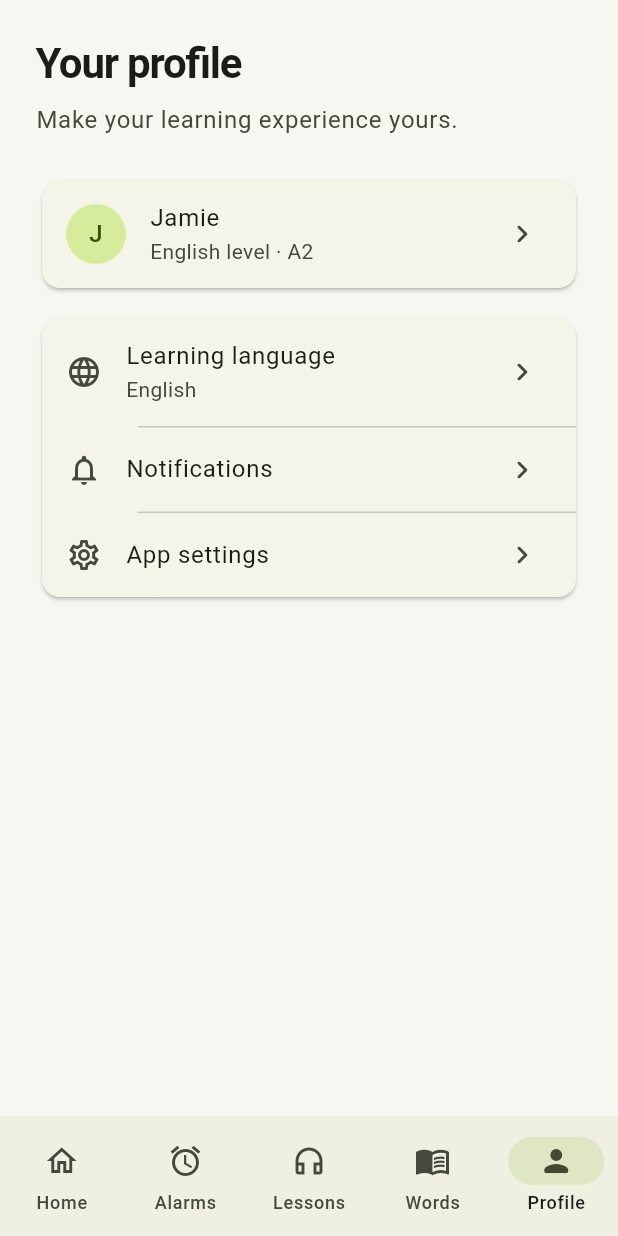
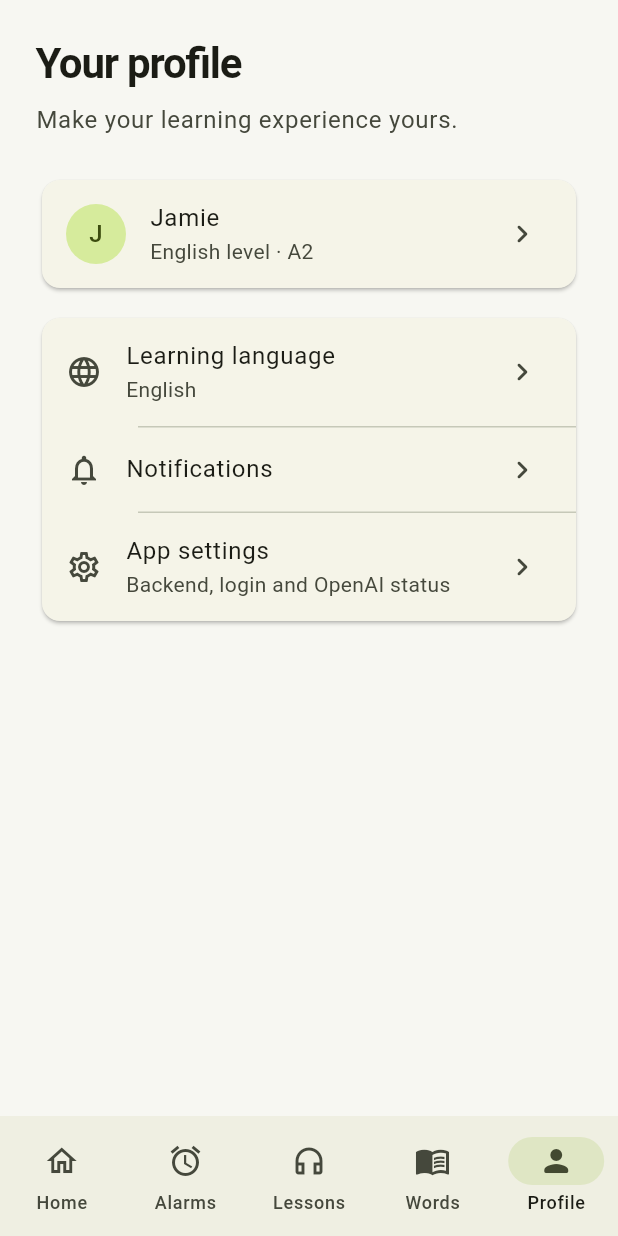
Before and after one commit to kuangbaojsmnns/AI-Alarm-English-Pro, a Flutter app: the screen it shows after launch, item 5 of the bottom bar chosen, on a phone screen of 412 x 824 dp. Run offline on Flutter 3.47's test engine with Material 3 defaults, Android fonts, the phone set to English and light mode, and no system bars; our stand-ins replace dio, flutter_riverpod, go_router; network calls fail.

Commit message:
Link profile settings to live status page

```diff
--- a/app/lib/features/profile/presentation/profile_page.dart
+++ b/app/lib/features/profile/presentation/profile_page.dart
@@ -1,4 +1,6 @@
 import 'package:flutter/material.dart';
+import 'package:go_router/go_router.dart';
+
 import '../../../core/widgets/page_header.dart';
 
 class ProfilePage extends StatelessWidget {
@@ -24,26 +26,28 @@ class ProfilePage extends StatelessWidget {
             ),
           ),
           const SizedBox(height: 12),
-          const Card(
+          Card(
             child: Column(
               children: [
-                ListTile(
+                const ListTile(
                   leading: Icon(Icons.language_rounded),
                   title: Text('Learning language'),
                   subtitle: Text('English'),
                   trailing: Icon(Icons.chevron_right_rounded),
                 ),
-                Divider(height: 1, indent: 64),
-                ListTile(
+                const Divider(height: 1, indent: 64),
+                const ListTile(
                   leading: Icon(Icons.notifications_outlined),
                   title: Text('Notifications'),
                   trailing: Icon(Icons.chevron_right_rounded),
                 ),
-                Divider(height: 1, indent: 64),
+                const Divider(height: 1, indent: 64),
                 ListTile(
-                  leading: Icon(Icons.settings_outlined),
-                  title: Text('App settings'),
-                  trailing: Icon(Icons.chevron_right_rounded),
+                  leading: const Icon(Icons.settings_outlined),
+                  title: const Text('App settings'),
+                  subtitle: const Text('Backend, login and OpenAI status'),
+                  trailing: const Icon(Icons.chevron_right_rounded),
+                  onTap: () => context.push('/profile/settings'),
                 ),
               ],
             ),
```
